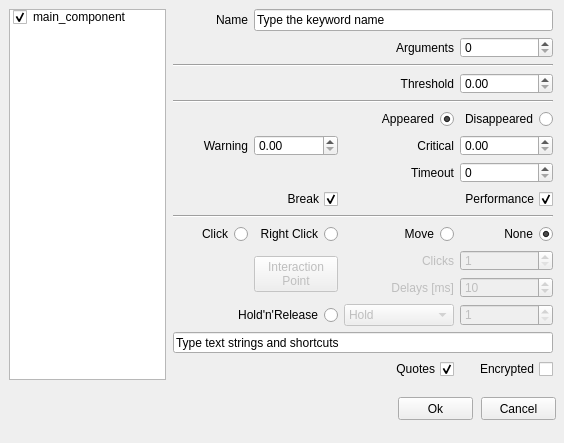
Qt form alyvix/extra/robotide/qt_ui/alyvix_image_finder_properties_view.ui (alyvix/alyvix) before a commit.
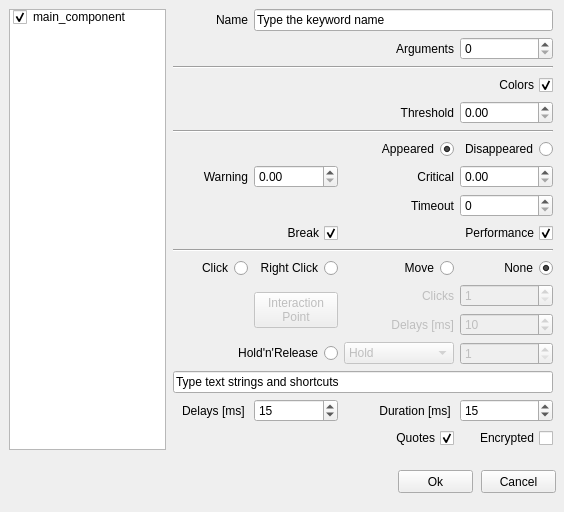
The same form after that commit.

The edit to the form file:
```diff
--- a/alyvix/extra/robotide/qt_ui/alyvix_image_finder_properties_view.ui
+++ b/alyvix/extra/robotide/qt_ui/alyvix_image_finder_properties_view.ui
@@ -7,7 +7,7 @@
     <x>0</x>
     <y>0</y>
     <width>564</width>
-    <height>443</height>
+    <height>512</height>
    </rect>
   </property>
   <property name="windowTitle">
@@ -17,7 +17,7 @@
    <property name="geometry">
     <rect>
      <x>481</x>
-     <y>397</y>
+     <y>470</y>
      <width>75</width>
      <height>23</height>
     </rect>
@@ -30,7 +30,7 @@
    <property name="geometry">
     <rect>
      <x>398</x>
-     <y>397</y>
+     <y>470</y>
      <width>75</width>
      <height>23</height>
     </rect>
@@ -129,7 +129,7 @@
      <x>9</x>
      <y>9</y>
      <width>157</width>
-     <height>371</height>
+     <height>441</height>
     </rect>
    </property>
    <property name="selectionMode">
@@ -150,7 +150,7 @@
      <x>173</x>
      <y>9</y>
      <width>381</width>
-     <height>376</height>
+     <height>451</height>
     </rect>
    </property>
    <widget class="QWidget" name="gridLayoutWidget">
@@ -159,316 +159,64 @@
       <x>0</x>
       <y>0</y>
       <width>380</width>
-      <height>370</height>
+      <height>441</height>
      </rect>
     </property>
     <layout class="QGridLayout" name="gridLayout">
-     <item row="12" column="2">
-      <widget class="QLabel" name="labelClickDelay">
-       <property name="enabled">
-        <bool>false</bool>
-       </property>
-       <property name="text">
-        <string>Delays [ms]</string>
-       </property>
-       <property name="alignment">
-        <set>Qt::AlignRight|Qt::AlignTrailing|Qt::AlignVCenter</set>
-       </property>
-      </widget>
-     </item>
-     <item row="3" column="0" colspan="3">
-      <widget class="QLabel" name="threshold_label">
-       <property name="text">
-        <string>Threshold</string>
-       </property>
-       <property name="alignment">
-        <set>Qt::AlignRight|Qt::AlignTrailing|Qt::AlignVCenter</set>
-       </property>
-      </widget>
-     </item>
-     <item row="10" column="1">
-      <widget class="QRadioButton" name="rightclickRadio">
-       <property name="layoutDirection">
-        <enum>Qt::RightToLeft</enum>
-       </property>
-       <property name="text">
-        <string>Right Click</string>
-       </property>
-       <attribute name="buttonGroup">
-        <string notr="true">buttonGroup_2</string>
-       </attribute>
-      </widget>
-     </item>
-     <item row="14" column="0" colspan="4">
-      <widget class="QLineEdit" name="inserttext">
-       <property name="text">
-        <string>Type text strings and shortcuts</string>
-       </property>
-      </widget>
-     </item>
-     <item row="11" column="1" rowspan="2">
-      <widget class="QPushButton" name="pushButtonXYoffset">
-       <property name="enabled">
-        <bool>false</bool>
-       </property>
-       <property name="text">
-        <string>Interaction
-Point</string>
-       </property>
-      </widget>
-     </item>
-     <item row="9" column="0" colspan="4">
+     <item row="10" column="0" colspan="4">
       <widget class="Line" name="line_10">
        <property name="orientation">
         <enum>Qt::Horizontal</enum>
        </property>
       </widget>
      </item>
-     <item row="2" column="0" colspan="4">
-      <widget class="Line" name="line_3">
-       <property name="orientation">
-        <enum>Qt::Horizontal</enum>
-       </property>
-      </widget>
-     </item>
-     <item row="10" column="3">
-      <widget class="QRadioButton" name="dontclickRadio">
-       <property name="layoutDirection">
-        <enum>Qt::RightToLeft</enum>
-       </property>
+     <item row="4" column="0" colspan="3">
+      <widget class="QLabel" name="threshold_label">
        <property name="text">
-        <string>None</string>
+        <string>Threshold</string>
        </property>
-       <property name="checked">
-        <bool>true</bool>
+       <property name="alignment">
+        <set>Qt::AlignRight|Qt::AlignTrailing|Qt::AlignVCenter</set>
        </property>
-       <attribute name="buttonGroup">
-        <string notr="true">buttonGroup_2</string>
-       </attribute>
       </widget>
      </item>
-     <item row="15" column="3">
-      <widget class="QCheckBox" name="text_encrypted">
+     <item row="6" column="3">
+      <widget class="QRadioButton" name="wait_disapp_radio">
        <property name="layoutDirection">
         <enum>Qt::RightToLeft</enum>
        </property>
        <property name="text">
-        <string> Encrypted</string>
+        <string>Disappeared</string>
        </property>
        <property name="checked">
         <bool>false</bool>
        </property>
-      </widget>
-     </item>
-     <item row="15" column="2">
-      <widget class="QCheckBox" name="add_quotes">
-       <property name="layoutDirection">
-        <enum>Qt::RightToLeft</enum>
-       </property>
-       <property name="text">
-        <string>Quotes</string>
-       </property>
-       <property name="checked">
-        <bool>true</bool>
-       </property>
-      </widget>
-     </item>
-     <item row="13" column="0" colspan="2">
-      <widget class="QRadioButton" name="holdreleaseRadio">
-       <property name="layoutDirection">
-        <enum>Qt::RightToLeft</enum>
-       </property>
-       <property name="text">
-        <string>Hold'n'Release</string>
-       </property>
        <attribute name="buttonGroup">
-        <string notr="true">buttonGroup_2</string>
+        <string notr="true">buttonGroup_5</string>
        </attribute>
       </widget>
      </item>
-     <item row="13" column="3">
-      <widget class="QSpinBox" name="holdreleaseSpinBox">
-       <property name="enabled">
-        <bool>false</bool>
-       </property>
-       <property name="minimum">
-        <number>1</number>
-       </property>
-       <property name="maximum">
-        <number>9999</number>
-       </property>
-      </widget>
-     </item>
-     <item row="12" column="3">
-      <widget class="QSpinBox" name="clickdelay_spinbox">
-       <property name="enabled">
-        <bool>false</bool>
-       </property>
-       <property name="minimum">
-        <number>1</number>
-       </property>
-       <property name="maximum">
-        <number>60000</number>
-       </property>
-       <property name="value">
-        <number>10</number>
-       </property>
-      </widget>
-     </item>
-     <item row="10" column="0">
-      <widget class="QRadioButton" name="clickRadio">
+     <item row="9" column="2" colspan="2">
+      <widget class="QCheckBox" name="checkBoxEnablePerformance">
        <property name="layoutDirection">
         <enum>Qt::RightToLeft</enum>
        </property>
        <property name="text">
-        <string>Click</string>
+        <string>Performance</string>
        </property>
-       <attribute name="buttonGroup">
-        <string notr="true">buttonGroup_2</string>
-       </attribute>
-      </widget>
-     </item>
-     <item row="4" column="0" colspan="4">
-      <widget class="Line" name="line_8">
-       <property name="orientation">
-        <enum>Qt::Horizontal</enum>
-       </property>
-      </widget>
-     </item>
-     <item row="10" column="2">
-      <widget class="QRadioButton" name="movemouseRadio">
-       <property name="layoutDirection">
-        <enum>Qt::RightToLeft</enum>
-       </property>
-       <property name="text">
-        <string>Move</string>
-       </property>
        <property name="checked">
-        <bool>false</bool>
+        <bool>true</bool>
        </property>
-       <attribute name="buttonGroup">
-        <string notr="true">buttonGroup_2</string>
-       </attribute>
       </widget>
      </item>
-     <item row="13" column="2">
-      <widget class="QComboBox" name="holdreleaseComboBox">
-       <property name="enabled">
-        <bool>false</bool>
-       </property>
-       <item>
-        <property name="text">
-         <string>Hold</string>
-        </property>
-       </item>
-       <item>
-        <property name="text">
-         <string>Release</string>
-        </property>
-       </item>
-       <item>
-        <property name="text">
-         <string>Release Up</string>
-        </property>
-       </item>
-       <item>
-        <property name="text">
-         <string>Release Down</string>
-        </property>
-       </item>
-       <item>
-        <property name="text">
-         <string>Release Left</string>
-        </property>
-       </item>
-       <item>
-        <property name="text">
-         <string>Release Right</string>
-        </property>
-       </item>
-      </widget>
-     </item>
-     <item row="3" column="3">
-      <widget class="QDoubleSpinBox" name="doubleSpinBoxThreshold">
-       <property name="maximum">
-        <double>1.000000000000000</double>
-       </property>
-       <property name="singleStep">
-        <double>0.050000000000000</double>
-       </property>
-      </widget>
-     </item>
-     <item row="11" column="3">
-      <widget class="QSpinBox" name="clicknumber_spinbox">
-       <property name="enabled">
-        <bool>false</bool>
-       </property>
-       <property name="minimum">
-        <number>1</number>
-       </property>
-      </widget>
-     </item>
-     <item row="11" column="2">
-      <widget class="QLabel" name="labelClickNumber">
-       <property name="enabled">
-        <bool>false</bool>
-       </property>
-       <property name="text">
-        <string>Clicks</string>
-       </property>
-       <property name="alignment">
-        <set>Qt::AlignRight|Qt::AlignTrailing|Qt::AlignVCenter</set>
-       </property>
-      </widget>
-     </item>
-     <item row="1" column="2">
-      <widget class="QLabel" name="labelArgs">
-       <property name="text">
-        <string>Arguments</string>
-       </property>
-       <property name="alignment">
-        <set>Qt::AlignRight|Qt::AlignTrailing|Qt::AlignVCenter</set>
-       </property>
-      </widget>
-     </item>
-     <item row="6" column="0">
-      <widget class="QLabel" name="labelWarning">
-       <property name="text">
-        <string>Warning</string>
-       </property>
-       <property name="alignment">
-        <set>Qt::AlignRight|Qt::AlignTrailing|Qt::AlignVCenter</set>
-       </property>
-      </widget>
-     </item>
-     <item row="7" column="3">
+     <item row="8" column="3">
       <widget class="QSpinBox" name="timeout_spinbox">
        <property name="maximum">
         <number>999999</number>
        </property>
       </widget>
      </item>
-     <item row="6" column="3">
-      <widget class="QDoubleSpinBox" name="doubleSpinBoxCritical">
-       <property name="maximum">
-        <double>9999.989999999999782</double>
-       </property>
-       <property name="singleStep">
-        <double>1.000000000000000</double>
-       </property>
-      </widget>
-     </item>
-     <item row="6" column="1">
-      <widget class="QDoubleSpinBox" name="doubleSpinBoxWarning">
-       <property name="maximum">
-        <double>9999.989999999999782</double>
-       </property>
-       <property name="singleStep">
-        <double>1.000000000000000</double>
-       </property>
-      </widget>
-     </item>
-     <item row="7" column="2">
+     <item row="8" column="2">
       <widget class="QLabel" name="timeout_label">
        <property name="text">
         <string>Timeout</string>
@@ -478,26 +226,46 @@
        </property>
       </widget>
      </item>
-     <item row="1" column="3">
-      <widget class="QSpinBox" name="spinBoxArgs"/>
-     </item>
-     <item row="5" column="3">
-      <widget class="QRadioButton" name="wait_disapp_radio">
+     <item row="11" column="0">
+      <widget class="QRadioButton" name="clickRadio">
        <property name="layoutDirection">
         <enum>Qt::RightToLeft</enum>
        </property>
        <property name="text">
-        <string>Disappeared</string>
-       </property>
-       <property name="checked">
-        <bool>false</bool>
+        <string>Click</string>
        </property>
        <attribute name="buttonGroup">
-        <string notr="true">buttonGroup_5</string>
+        <string notr="true">buttonGroup_2</string>
        </attribute>
       </widget>
      </item>
-     <item row="6" column="2">
+     <item row="14" column="3">
+      <widget class="QSpinBox" name="holdreleaseSpinBox">
+       <property name="enabled">
+        <bool>false</bool>
+       </property>
+       <property name="minimum">
+        <number>1</number>
+       </property>
+       <property name="maximum">
+        <number>9999</number>
+       </property>
+      </widget>
+     </item>
+     <item row="13" column="2">
+      <widget class="QLabel" name="labelClickDelay">
+       <property name="enabled">
+        <bool>false</bool>
+       </property>
+       <property name="text">
+        <string>Delays [ms]</string>
+       </property>
+       <property name="alignment">
+        <set>Qt::AlignRight|Qt::AlignTrailing|Qt::AlignVCenter</set>
+       </property>
+      </widget>
+     </item>
+     <item row="7" column="2">
       <widget class="QLabel" name="labelCritical">
        <property name="text">
         <string>Critical</string>
@@ -507,29 +275,79 @@
        </property>
       </widget>
      </item>
-     <item row="8" column="0" colspan="2">
-      <widget class="QCheckBox" name="timeout_exception">
+     <item row="11" column="2">
+      <widget class="QRadioButton" name="movemouseRadio">
        <property name="layoutDirection">
         <enum>Qt::RightToLeft</enum>
        </property>
        <property name="text">
-        <string>Break</string>
+        <string>Move</string>
        </property>
        <property name="checked">
-        <bool>true</bool>
+        <bool>false</bool>
        </property>
+       <attribute name="buttonGroup">
+        <string notr="true">buttonGroup_2</string>
+       </attribute>
       </widget>
      </item>
-     <item row="8" column="2" colspan="2">
-      <widget class="QCheckBox" name="checkBoxEnablePerformance">
+     <item row="14" column="0" colspan="2">
+      <widget class="QRadioButton" name="holdreleaseRadio">
        <property name="layoutDirection">
         <enum>Qt::RightToLeft</enum>
        </property>
        <property name="text">
-        <string>Performance</string>
+        <string>Hold'n'Release</string>
        </property>
+       <attribute name="buttonGroup">
+        <string notr="true">buttonGroup_2</string>
+       </attribute>
+      </widget>
+     </item>
+     <item row="6" column="0" colspan="3">
+      <widget class="QRadioButton" name="wait_radio">
+       <property name="layoutDirection">
+        <enum>Qt::RightToLeft</enum>
+       </property>
+       <property name="text">
+        <string>Appeared</string>
+       </property>
        <property name="checked">
         <bool>true</bool>
+       </property>
+       <attribute name="buttonGroup">
+        <string notr="true">buttonGroup_5</string>
+       </attribute>
+      </widget>
+     </item>
+     <item row="1" column="3">
+      <widget class="QSpinBox" name="spinBoxArgs"/>
+     </item>
+     <item row="1" column="2">
+      <widget class="QLabel" name="labelArgs">
+       <property name="text">
+        <string>Arguments</string>
+       </property>
+       <property name="alignment">
+        <set>Qt::AlignRight|Qt::AlignTrailing|Qt::AlignVCenter</set>
+       </property>
+      </widget>
+     </item>
+     <item row="12" column="1" rowspan="2">
+      <widget class="QPushButton" name="pushButtonXYoffset">
+       <property name="enabled">
+        <bool>false</bool>
+       </property>
+       <property name="text">
+        <string>Interaction
+Point</string>
+       </property>
+      </widget>
+     </item>
+     <item row="2" column="0" colspan="4">
+      <widget class="Line" name="line_3">
+       <property name="orientation">
+        <enum>Qt::Horizontal</enum>
        </property>
       </widget>
      </item>
@@ -540,6 +358,26 @@
        </property>
       </widget>
      </item>
+     <item row="15" column="0" colspan="4">
+      <widget class="QLineEdit" name="inserttext">
+       <property name="text">
+        <string>Type text strings and shortcuts</string>
+       </property>
+      </widget>
+     </item>
+     <item row="11" column="1">
+      <widget class="QRadioButton" name="rightclickRadio">
+       <property name="layoutDirection">
+        <enum>Qt::RightToLeft</enum>
+       </property>
+       <property name="text">
+        <string>Right Click</string>
+       </property>
+       <attribute name="buttonGroup">
+        <string notr="true">buttonGroup_2</string>
+       </attribute>
+      </widget>
+     </item>
      <item row="0" column="0">
       <widget class="QLabel" name="labelName">
        <property name="layoutDirection">
@@ -553,22 +391,237 @@
        </property>
       </widget>
      </item>
-     <item row="5" column="0" colspan="3">
-      <widget class="QRadioButton" name="wait_radio">
+     <item row="7" column="3">
+      <widget class="QDoubleSpinBox" name="doubleSpinBoxCritical">
+       <property name="maximum">
+        <double>9999.989999999999782</double>
+       </property>
+       <property name="singleStep">
+        <double>1.000000000000000</double>
+       </property>
+      </widget>
+     </item>
+     <item row="4" column="3">
+      <widget class="QDoubleSpinBox" name="doubleSpinBoxThreshold">
+       <property name="maximum">
+        <double>1.000000000000000</double>
+       </property>
+       <property name="singleStep">
+        <double>0.050000000000000</double>
+       </property>
+      </widget>
+     </item>
+     <item row="12" column="3">
+      <widget class="QSpinBox" name="clicknumber_spinbox">
+       <property name="enabled">
+        <bool>false</bool>
+       </property>
+       <property name="minimum">
+        <number>1</number>
+       </property>
+      </widget>
+     </item>
+     <item row="16" column="0">
+      <widget class="QLabel" name="labelSendKeysDelay">
+       <property name="text">
+        <string>Delays [ms] </string>
+       </property>
+       <property name="alignment">
+        <set>Qt::AlignRight|Qt::AlignTrailing|Qt::AlignVCenter</set>
+       </property>
+      </widget>
+     </item>
+     <item row="7" column="0">
+      <widget class="QLabel" name="labelWarning">
+       <property name="text">
+        <string>Warning</string>
+       </property>
+       <property name="alignment">
+        <set>Qt::AlignRight|Qt::AlignTrailing|Qt::AlignVCenter</set>
+       </property>
+      </widget>
+     </item>
+     <item row="9" column="0" colspan="2">
+      <widget class="QCheckBox" name="timeout_exception">
        <property name="layoutDirection">
         <enum>Qt::RightToLeft</enum>
        </property>
        <property name="text">
-        <string>Appeared</string>
+        <string>Break</string>
+       </property>
+       <property name="checked">
+        <bool>true</bool>
+       </property>
+      </widget>
+     </item>
+     <item row="14" column="2">
+      <widget class="QComboBox" name="holdreleaseComboBox">
+       <property name="enabled">
+        <bool>false</bool>
+       </property>
+       <item>
+        <property name="text">
+         <string>Hold</string>
+        </property>
+       </item>
+       <item>
+        <property name="text">
+         <string>Release</string>
+        </property>
+       </item>
+       <item>
+        <property name="text">
+         <string>Release Up</string>
+        </property>
+       </item>
+       <item>
+        <property name="text">
+         <string>Release Down</string>
+        </property>
+       </item>
+       <item>
+        <property name="text">
+         <string>Release Left</string>
+        </property>
+       </item>
+       <item>
+        <property name="text">
+         <string>Release Right</string>
+        </property>
+       </item>
+      </widget>
+     </item>
+     <item row="5" column="0" colspan="4">
+      <widget class="Line" name="line_8">
+       <property name="orientation">
+        <enum>Qt::Horizontal</enum>
+       </property>
+      </widget>
+     </item>
+     <item row="11" column="3">
+      <widget class="QRadioButton" name="dontclickRadio">
+       <property name="layoutDirection">
+        <enum>Qt::RightToLeft</enum>
+       </property>
+       <property name="text">
+        <string>None</string>
        </property>
        <property name="checked">
         <bool>true</bool>
        </property>
        <attribute name="buttonGroup">
-        <string notr="true">buttonGroup_5</string>
+        <string notr="true">buttonGroup_2</string>
        </attribute>
       </widget>
      </item>
+     <item row="16" column="2">
+      <widget class="QLabel" name="labelSendKeysDuration">
+       <property name="text">
+        <string>Duration [ms] </string>
+       </property>
+       <property name="alignment">
+        <set>Qt::AlignRight|Qt::AlignTrailing|Qt::AlignVCenter</set>
+       </property>
+      </widget>
+     </item>
+     <item row="17" column="2">
+      <widget class="QCheckBox" name="add_quotes">
+       <property name="layoutDirection">
+        <enum>Qt::RightToLeft</enum>
+       </property>
+       <property name="text">
+        <string>Quotes</string>
+       </property>
+       <property name="checked">
+        <bool>true</bool>
+       </property>
+      </widget>
+     </item>
+     <item row="16" column="1">
+      <widget class="QSpinBox" name="spinBoxSendKeysDelay">
+       <property name="maximum">
+        <number>60000</number>
+       </property>
+       <property name="value">
+        <number>15</number>
+       </property>
+      </widget>
+     </item>
+     <item row="17" column="3">
+      <widget class="QCheckBox" name="text_encrypted">
+       <property name="layoutDirection">
+        <enum>Qt::RightToLeft</enum>
+       </property>
+       <property name="text">
+        <string> Encrypted</string>
+       </property>
+       <property name="checked">
+        <bool>false</bool>
+       </property>
+      </widget>
+     </item>
+     <item row="7" column="1">
+      <widget class="QDoubleSpinBox" name="doubleSpinBoxWarning">
+       <property name="maximum">
+        <double>9999.989999999999782</double>
+       </property>
+       <property name="singleStep">
+        <double>1.000000000000000</double>
+       </property>
+      </widget>
+     </item>
+     <item row="12" column="2">
+      <widget class="QLabel" name="labelClickNumber">
+       <property name="enabled">
+        <bool>false</bool>
+       </property>
+       <property name="text">
+        <string>Clicks</string>
+       </property>
+       <property name="alignment">
+        <set>Qt::AlignRight|Qt::AlignTrailing|Qt::AlignVCenter</set>
+       </property>
+      </widget>
+     </item>
+     <item row="13" column="3">
+      <widget class="QSpinBox" name="clickdelay_spinbox">
+       <property name="enabled">
+        <bool>false</bool>
+       </property>
+       <property name="minimum">
+        <number>1</number>
+       </property>
+       <property name="maximum">
+        <number>60000</number>
+       </property>
+       <property name="value">
+        <number>10</number>
+       </property>
+      </widget>
+     </item>
+     <item row="16" column="3">
+      <widget class="QSpinBox" name="spinBoxSendKeysDuration">
+       <property name="maximum">
+        <number>60000</number>
+       </property>
+       <property name="value">
+        <number>15</number>
+       </property>
+      </widget>
+     </item>
+     <item row="3" column="2" colspan="2">
+      <widget class="QCheckBox" name="checkBoxMatchColors">
+       <property name="layoutDirection">
+        <enum>Qt::RightToLeft</enum>
+       </property>
+       <property name="text">
+        <string>Colors</string>
+       </property>
+       <property name="checked">
+        <bool>true</bool>
+       </property>
+      </widget>
+     </item>
     </layout>
    </widget>
   </widget>
@@ -576,9 +629,9 @@
    <property name="geometry">
     <rect>
      <x>173</x>
-     <y>8000</y>
+     <y>9000</y>
      <width>381</width>
-     <height>251</height>
+     <height>301</height>
     </rect>
    </property>
    <widget class="QWidget" name="gridLayoutWidget_2">
@@ -587,37 +640,11 @@
       <x>0</x>
       <y>0</y>
       <width>380</width>
-      <height>242</height>
+      <height>291</height>
      </rect>
     </property>
     <layout class="QGridLayout" name="gridLayout_2">
-     <item row="3" column="2">
-      <widget class="QLabel" name="labelClickNumber_2">
-       <property name="enabled">
-        <bool>false</bool>
-       </property>
-       <property name="text">
-        <string>Clicks</string>
-       </property>
-       <property name="alignment">
-        <set>Qt::AlignRight|Qt::AlignTrailing|Qt::AlignVCenter</set>
-       </property>
-      </widget>
-     </item>
-     <item row="4" column="2">
-      <widget class="QLabel" name="labelClickDelay_2">
-       <property name="enabled">
-        <bool>false</bool>
-       </property>
-       <property name="text">
-        <string>Delays [ms]</string>
-       </property>
-       <property name="alignment">
-        <set>Qt::AlignRight|Qt::AlignTrailing|Qt::AlignVCenter</set>
-       </property>
-      </widget>
-     </item>
-     <item row="2" column="3">
+     <item row="3" column="3">
       <widget class="QRadioButton" name="dontclickRadio_2">
        <property name="layoutDirection">
         <enum>Qt::RightToLeft</enum>
@@ -633,36 +660,20 @@
        </attribute>
       </widget>
      </item>
-     <item row="4" column="3">
-      <widget class="QSpinBox" name="clickdelay_spinbox_2">
+     <item row="4" column="2">
+      <widget class="QLabel" name="labelClickNumber_2">
        <property name="enabled">
         <bool>false</bool>
        </property>
-       <property name="minimum">
-        <number>1</number>
-       </property>
-       <property name="maximum">
-        <number>60000</number>
-       </property>
-       <property name="value">
-        <number>10</number>
-       </property>
-      </widget>
-     </item>
-     <item row="7" column="2">
-      <widget class="QCheckBox" name="add_quotes_2">
-       <property name="layoutDirection">
-        <enum>Qt::RightToLeft</enum>
-       </property>
        <property name="text">
-        <string>Quotes</string>
+        <string>Clicks</string>
        </property>
-       <property name="checked">
-        <bool>true</bool>
+       <property name="alignment">
+        <set>Qt::AlignRight|Qt::AlignTrailing|Qt::AlignVCenter</set>
        </property>
       </widget>
      </item>
-     <item row="5" column="2">
+     <item row="6" column="2">
       <widget class="QComboBox" name="holdreleaseComboBox_2">
        <property name="enabled">
         <bool>false</bool>
@@ -699,58 +710,7 @@
        </item>
       </widget>
      </item>
-     <item row="6" column="0" colspan="4">
-      <widget class="QLineEdit" name="inserttext_2">
-       <property name="text">
-        <string>Type text strings and shortcuts</string>
-       </property>
-      </widget>
-     </item>
-     <item row="3" column="1" rowspan="2">
-      <widget class="QPushButton" name="pushButtonXYoffset_2">
-       <property name="enabled">
-        <bool>false</bool>
-       </property>
-       <property name="text">
-        <string>Interaction
-Point</string>
-       </property>
-      </widget>
-     </item>
-     <item row="1" column="0" colspan="4">
-      <widget class="Line" name="line_5">
-       <property name="orientation">
-        <enum>Qt::Horizontal</enum>
-       </property>
-      </widget>
-     </item>
-     <item row="2" column="0">
-      <widget class="QRadioButton" name="clickRadio_2">
-       <property name="layoutDirection">
-        <enum>Qt::RightToLeft</enum>
-       </property>
-       <property name="text">
-        <string>Click</string>
-       </property>
-       <attribute name="buttonGroup">
-        <string notr="true">buttonGroup_4</string>
-       </attribute>
-      </widget>
-     </item>
-     <item row="2" column="1">
-      <widget class="QRadioButton" name="rightclickRadio_2">
-       <property name="layoutDirection">
-        <enum>Qt::RightToLeft</enum>
-       </property>
-       <property name="text">
-        <string>Right Click</string>
-       </property>
-       <attribute name="buttonGroup">
-        <string notr="true">buttonGroup_4</string>
-       </attribute>
-      </widget>
-     </item>
-     <item row="7" column="3">
+     <item row="9" column="3">
       <widget class="QCheckBox" name="text_encrypted_2">
        <property name="layoutDirection">
         <enum>Qt::RightToLeft</enum>
@@ -763,56 +723,31 @@
        </property>
       </widget>
      </item>
-     <item row="3" column="3">
-      <widget class="QSpinBox" name="clicknumber_spinbox_2">
+     <item row="5" column="2">
+      <widget class="QLabel" name="labelClickDelay_2">
        <property name="enabled">
         <bool>false</bool>
        </property>
-       <property name="minimum">
-        <number>1</number>
-       </property>
-      </widget>
-     </item>
-     <item row="5" column="3">
-      <widget class="QSpinBox" name="holdreleaseSpinBox_2">
-       <property name="enabled">
-        <bool>false</bool>
-       </property>
-       <property name="minimum">
-        <number>1</number>
-       </property>
-       <property name="maximum">
-        <number>9999</number>
-       </property>
-      </widget>
-     </item>
-     <item row="0" column="0" colspan="3">
-      <widget class="QLabel" name="threshold_label_2">
        <property name="text">
-        <string>Threshold</string>
+        <string>Delays [ms]</string>
        </property>
        <property name="alignment">
         <set>Qt::AlignRight|Qt::AlignTrailing|Qt::AlignVCenter</set>
        </property>
       </widget>
      </item>
-     <item row="2" column="2">
-      <widget class="QRadioButton" name="movemouseRadio_2">
-       <property name="layoutDirection">
-        <enum>Qt::RightToLeft</enum>
-       </property>
-       <property name="text">
-        <string>Move</string>
-       </property>
-       <property name="checked">
+     <item row="4" column="1" rowspan="2">
+      <widget class="QPushButton" name="pushButtonXYoffset_2">
+       <property name="enabled">
         <bool>false</bool>
        </property>
-       <attribute name="buttonGroup">
-        <string notr="true">buttonGroup_4</string>
-       </attribute>
+       <property name="text">
+        <string>Interaction
+Point</string>
+       </property>
       </widget>
      </item>
-     <item row="0" column="3">
+     <item row="1" column="3">
       <widget class="QDoubleSpinBox" name="doubleSpinBoxThreshold_2">
        <property name="maximum">
         <double>1.000000000000000</double>
@@ -822,7 +757,39 @@
        </property>
       </widget>
      </item>
-     <item row="5" column="0" colspan="2">
+     <item row="5" column="3">
+      <widget class="QSpinBox" name="clickdelay_spinbox_2">
+       <property name="enabled">
+        <bool>false</bool>
+       </property>
+       <property name="minimum">
+        <number>1</number>
+       </property>
+       <property name="maximum">
+        <number>60000</number>
+       </property>
+       <property name="value">
+        <number>10</number>
+       </property>
+      </widget>
+     </item>
+     <item row="3" column="2">
+      <widget class="QRadioButton" name="movemouseRadio_2">
+       <property name="layoutDirection">
+        <enum>Qt::RightToLeft</enum>
+       </property>
+       <property name="text">
+        <string>Move</string>
+       </property>
+       <property name="checked">
+        <bool>false</bool>
+       </property>
+       <attribute name="buttonGroup">
+        <string notr="true">buttonGroup_4</string>
+       </attribute>
+      </widget>
+     </item>
+     <item row="6" column="0" colspan="2">
       <widget class="QRadioButton" name="holdreleaseRadio_2">
        <property name="layoutDirection">
         <enum>Qt::RightToLeft</enum>
@@ -835,6 +802,145 @@
        </attribute>
       </widget>
      </item>
+     <item row="8" column="2">
+      <widget class="QLabel" name="labelSendKeysDuration_2">
+       <property name="text">
+        <string>Duration [ms] </string>
+       </property>
+       <property name="alignment">
+        <set>Qt::AlignRight|Qt::AlignTrailing|Qt::AlignVCenter</set>
+       </property>
+      </widget>
+     </item>
+     <item row="6" column="3">
+      <widget class="QSpinBox" name="holdreleaseSpinBox_2">
+       <property name="enabled">
+        <bool>false</bool>
+       </property>
+       <property name="minimum">
+        <number>1</number>
+       </property>
+       <property name="maximum">
+        <number>9999</number>
+       </property>
+      </widget>
+     </item>
+     <item row="3" column="0">
+      <widget class="QRadioButton" name="clickRadio_2">
+       <property name="layoutDirection">
+        <enum>Qt::RightToLeft</enum>
+       </property>
+       <property name="text">
+        <string>Click</string>
+       </property>
+       <attribute name="buttonGroup">
+        <string notr="true">buttonGroup_4</string>
+       </attribute>
+      </widget>
+     </item>
+     <item row="8" column="3">
+      <widget class="QSpinBox" name="spinBoxSendKeysDuration_2">
+       <property name="maximum">
+        <number>60000</number>
+       </property>
+       <property name="value">
+        <number>15</number>
+       </property>
+      </widget>
+     </item>
+     <item row="2" column="0" colspan="4">
+      <widget class="Line" name="line_5">
+       <property name="orientation">
+        <enum>Qt::Horizontal</enum>
+       </property>
+      </widget>
+     </item>
+     <item row="4" column="3">
+      <widget class="QSpinBox" name="clicknumber_spinbox_2">
+       <property name="enabled">
+        <bool>false</bool>
+       </property>
+       <property name="minimum">
+        <number>1</number>
+       </property>
+      </widget>
+     </item>
+     <item row="7" column="0" colspan="4">
+      <widget class="QLineEdit" name="inserttext_2">
+       <property name="text">
+        <string>Type text strings and shortcuts</string>
+       </property>
+      </widget>
+     </item>
+     <item row="8" column="1">
+      <widget class="QSpinBox" name="spinBoxSendKeysDelay_2">
+       <property name="maximum">
+        <number>60000</number>
+       </property>
+       <property name="value">
+        <number>15</number>
+       </property>
+      </widget>
+     </item>
+     <item row="9" column="2">
+      <widget class="QCheckBox" name="add_quotes_2">
+       <property name="layoutDirection">
+        <enum>Qt::RightToLeft</enum>
+       </property>
+       <property name="text">
+        <string>Quotes</string>
+       </property>
+       <property name="checked">
+        <bool>true</bool>
+       </property>
+      </widget>
+     </item>
+     <item row="1" column="0" colspan="3">
+      <widget class="QLabel" name="threshold_label_2">
+       <property name="text">
+        <string>Threshold</string>
+       </property>
+       <property name="alignment">
+        <set>Qt::AlignRight|Qt::AlignTrailing|Qt::AlignVCenter</set>
+       </property>
+      </widget>
+     </item>
+     <item row="3" column="1">
+      <widget class="QRadioButton" name="rightclickRadio_2">
+       <property name="layoutDirection">
+        <enum>Qt::RightToLeft</enum>
+       </property>
+       <property name="text">
+        <string>Right Click</string>
+       </property>
+       <attribute name="buttonGroup">
+        <string notr="true">buttonGroup_4</string>
+       </attribute>
+      </widget>
+     </item>
+     <item row="8" column="0">
+      <widget class="QLabel" name="labelSendKeysDelay_2">
+       <property name="text">
+        <string>Delays [ms] </string>
+       </property>
+       <property name="alignment">
+        <set>Qt::AlignRight|Qt::AlignTrailing|Qt::AlignVCenter</set>
+       </property>
+      </widget>
+     </item>
+     <item row="0" column="2" colspan="2">
+      <widget class="QCheckBox" name="checkBoxMatchColors_2">
+       <property name="layoutDirection">
+        <enum>Qt::RightToLeft</enum>
+       </property>
+       <property name="text">
+        <string>Colors</string>
+       </property>
+       <property name="checked">
+        <bool>true</bool>
+       </property>
+      </widget>
+     </item>
     </layout>
    </widget>
   </widget>
```
